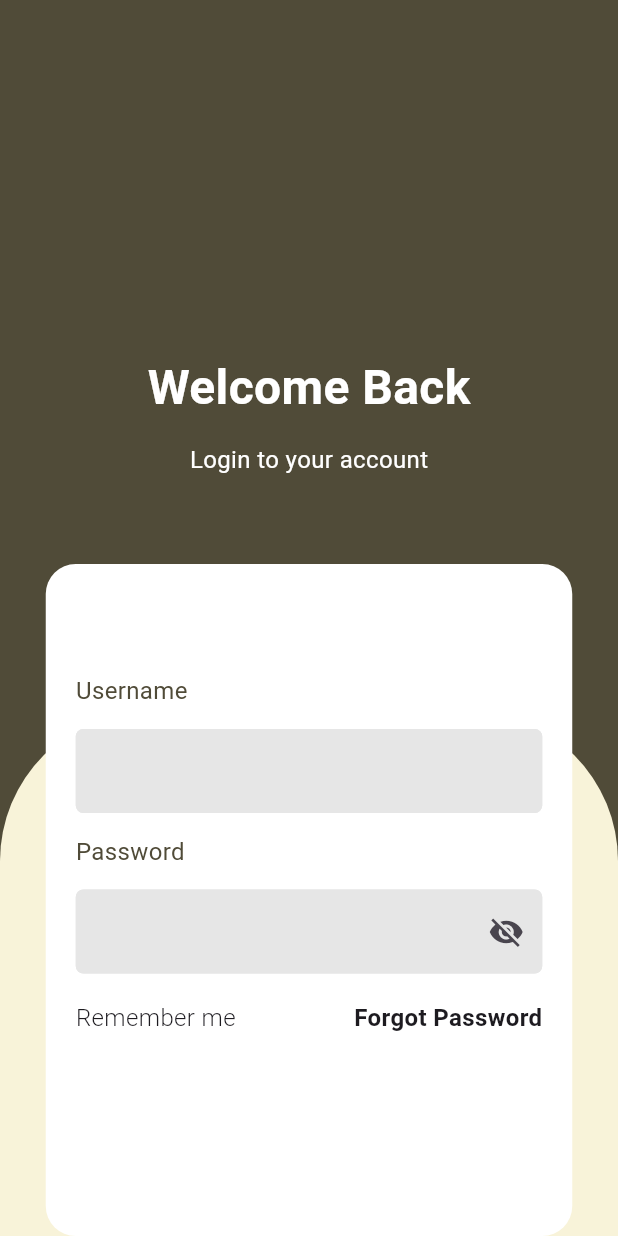
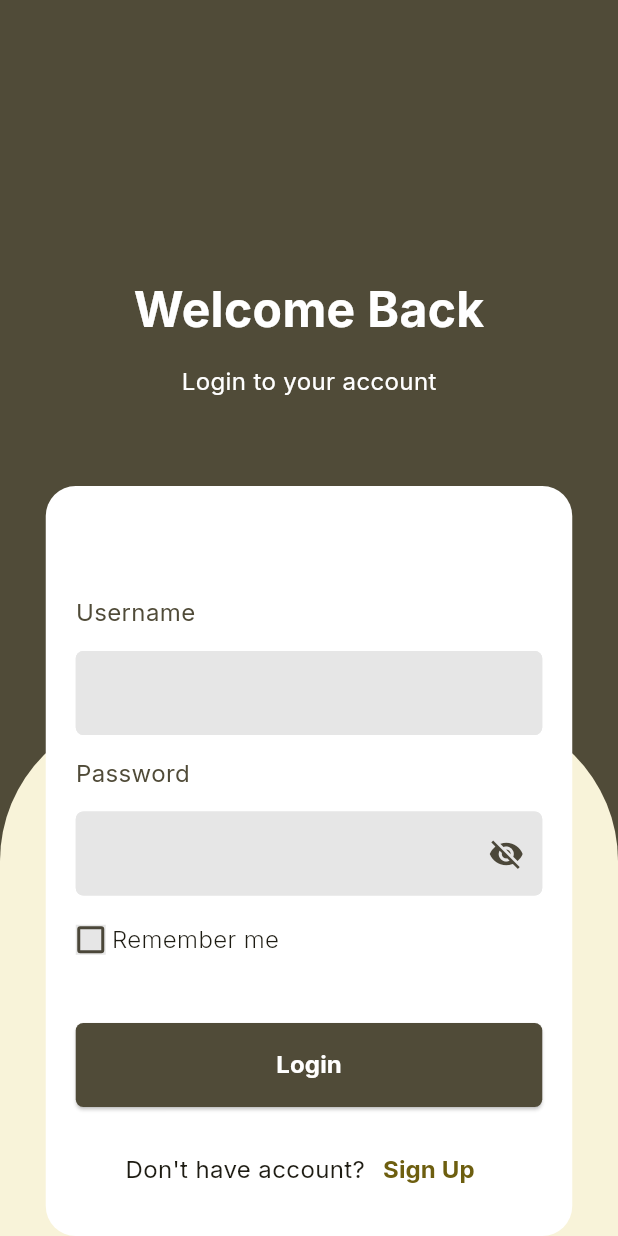
Before and after one commit to AnwarSeptian/hadirin_app, a Flutter app: the screen it shows after launch, on a phone screen of 412 x 824 dp. Run offline on Flutter 3.47's test engine with Material 3 defaults, Android fonts, the phone set to English and light mode, and no system bars; our stand-ins replace google_fonts.

Commit message:
add file

```diff
--- a/lib/constant/app_style.dart
+++ b/lib/constant/app_style.dart
@@ -1,18 +1,22 @@
 import 'package:flutter/material.dart';
+import 'package:google_fonts/google_fonts.dart';
+import 'package:hadirin_app/constant/app_color.dart';
 
 class AppStyle {
   static Text titleBold({String? text, double? fontSize, Color? color}) {
     return Text(
       text ?? "",
-      style: TextStyle(
+      style: GoogleFonts.inter(
+        textStyle: TextStyle(
           fontSize: fontSize ?? 16,
           fontWeight: FontWeight.bold,
           color: color,
         ),
+      ),
     );
   }
 
-  static Text buildTitle({
+  static Text normalTitle({
     String? text,
     double? fontSize,
     Color? color,
@@ -20,15 +24,17 @@ class AppStyle {
   }) {
     return Text(
       text ?? "",
-      style: TextStyle(
+      style: GoogleFonts.inter(
+        textStyle: TextStyle(
           fontSize: fontSize ?? 16,
           fontWeight: fontWeight ?? FontWeight.normal,
           color: color,
         ),
+      ),
     );
   }
 
-  static TextFormField buildTextField({
+  static TextFormField TextField({
     String? hintText,
     Color? color,
     Color? colorItem,
@@ -46,20 +52,21 @@ class AppStyle {
         }
         return null;
       },
-      style: TextStyle(
-        color: color ?? Colors.black,
+      style: GoogleFonts.inter(
+        textStyle: TextStyle(
+          color: colorItem ?? Colors.black,
           fontWeight: FontWeight.normal,
+        ),
       ),
       obscureText: isPassword ? isVisibility : false,
       decoration: InputDecoration(
-        hintText: hintText,
         border: OutlineInputBorder(
           borderRadius: BorderRadius.circular(5),
-          borderSide: BorderSide(color: Color(0xffE6E6E6), width: 1.0),
+          borderSide: BorderSide(color: AppColor.coklat, width: 1.0),
         ),
         focusedBorder: OutlineInputBorder(
           borderRadius: BorderRadius.circular(5),
-          borderSide: BorderSide(color: Color(0xffE6E6E6), width: 1.0),
+          borderSide: BorderSide(color: AppColor.coklat, width: 1.0),
         ),
         enabledBorder: OutlineInputBorder(
           borderRadius: BorderRadius.circular(5),
@@ -70,9 +77,7 @@ class AppStyle {
         suffixIcon:
             isPassword
                 ? IconButton(
-                  onPressed: () {
-                    onPressed;
-                  },
+                  onPressed: onPressed,
                   icon: Icon(
                     isVisibility ? Icons.visibility_off : Icons.visibility,
                     color: colorItem,
@@ -82,4 +87,16 @@ class AppStyle {
       ),
     );
   }
+
+  static ElevatedButton buttonAuth({void Function()? onPressed, String? text}) {
+    return ElevatedButton(
+      onPressed: onPressed,
+      child: titleBold(text: text, color: Colors.white),
+
+      style: ElevatedButton.styleFrom(
+        backgroundColor: AppColor.coklat,
+        shape: RoundedRectangleBorder(borderRadius: BorderRadius.circular(5)),
+      ),
+    );
   }
+}
--- a/lib/main.dart
+++ b/lib/main.dart
@@ -1,5 +1,7 @@
 import 'package:flutter/material.dart';
-import 'package:hadirin_app/auth/login.dart';
+import 'package:hadirin_app/screen/auth/login.dart';
+import 'package:hadirin_app/screen/auth/register.dart';
+import 'package:hadirin_app/constant/app_color.dart';
 
 void main() {
   runApp(const MyApp());
@@ -8,28 +10,13 @@ void main() {
 class MyApp extends StatelessWidget {
   const MyApp({super.key});
 
-  // This widget is the root of your application.
   @override
   Widget build(BuildContext context) {
     return MaterialApp(
       title: 'Flutter Demo',
+      debugShowCheckedModeBanner: false,
       theme: ThemeData(
-        // This is the theme of your application.
-        //
-        // TRY THIS: Try running your application with "flutter run". You'll see
-        // the application has a purple toolbar. Then, without quitting the app,
-        // try changing the seedColor in the colorScheme below to Colors.green
-        // and then invoke "hot reload" (save your changes or press the "hot
-        // reload" button in a Flutter-supported IDE, or press "r" if you used
-        // the command line to start the app).
-        //
-        // Notice that the counter didn't reset back to zero; the application
-        // state is not lost during the reload. To reset the state, use hot
-        // restart instead.
-        //
-        // This works for code too, not just values: Most code changes can be
-        // tested with just a hot reload.
-        colorScheme: ColorScheme.fromSeed(seedColor: Colors.deepPurple),
+        colorScheme: ColorScheme.fromSeed(seedColor: AppColor.coklat),
       ),
       home: LoginScreen(),
     );
--- a/lib/auth/login.dart
+++ b/lib/screen/auth/login.dart
@@ -1,6 +1,9 @@
 import 'package:flutter/material.dart';
+import 'package:hadirin_app/screen/auth/register.dart';
 import 'package:hadirin_app/constant/app_color.dart';
 import 'package:hadirin_app/constant/app_style.dart';
+import 'package:hadirin_app/screen/main_screen/button_navbar.dart';
+import 'package:hadirin_app/screen/main_screen/home_screen.dart';
 
 class LoginScreen extends StatefulWidget {
   const LoginScreen({super.key});
@@ -10,8 +13,9 @@ class LoginScreen extends StatefulWidget {
 }
 
 class _LoginScreenState extends State<LoginScreen> {
-  bool isVisibility = false;
+  bool passwordVisible = true;
   bool isLoading = false;
+  bool rememberMe = false;
 
   final TextEditingController usernameController = TextEditingController();
   final TextEditingController passwordController = TextEditingController();
@@ -49,13 +53,13 @@ class _LoginScreenState extends State<LoginScreen> {
                     text: "Welcome Back",
                   ),
                   SizedBox(height: 14),
-                  AppStyle.buildTitle(
+                  AppStyle.normalTitle(
                     color: Color(0xFFffffff),
                     text: "Login to your account",
                   ),
                   SizedBox(height: 58),
                   Container(
-                    height: 448,
+                    height: 500,
                     width: 351,
                     decoration: BoxDecoration(
                       color: Colors.white,
@@ -67,38 +71,90 @@ class _LoginScreenState extends State<LoginScreen> {
                         crossAxisAlignment: CrossAxisAlignment.start,
                         children: [
                           SizedBox(height: 53),
-                          AppStyle.buildTitle(
+                          AppStyle.normalTitle(
                             color: AppColor.coklat,
                             text: "Username",
                           ),
                           SizedBox(height: 14),
-                          AppStyle.buildTextField(
+                          AppStyle.TextField(
                             controller: usernameController,
                             color: Color(0xffE6E6E6),
+                            colorItem: AppColor.coklat,
                           ),
                           SizedBox(height: 14),
-                          AppStyle.buildTitle(
+                          AppStyle.normalTitle(
                             color: AppColor.coklat,
                             text: "Password",
                           ),
                           SizedBox(height: 14),
-                          AppStyle.buildTextField(
+                          AppStyle.TextField(
                             controller: passwordController,
                             color: Color(0xffE6E6E6),
-                            isVisibility: true,
                             isPassword: true,
+                            isVisibility: passwordVisible,
+                            onPressed: () {
+                              setState(() {
+                                passwordVisible = !passwordVisible;
+                              });
+                            },
                           ),
                           SizedBox(height: 18),
 
                           Row(
                             children: [
-                              // Checkbox(value: value, onChanged: onChanged)
-                              AppStyle.buildTitle(
+                              Container(
+                                height: 20,
+                                width: 20,
+                                decoration: BoxDecoration(
+                                  color: Color(0xffE6E6E6),
+                                ),
+                                child: Checkbox(
+                                  value: rememberMe,
+                                  onChanged: (value) {},
+                                ),
+                              ),
+                              SizedBox(width: 4),
+                              AppStyle.normalTitle(
                                 text: "Remember me",
                                 fontWeight: FontWeight.w300,
                               ),
-                              Spacer(),
-                              AppStyle.titleBold(text: "Forgot Password"),
+                            ],
+                          ),
+                          SizedBox(height: 44),
+
+                          SizedBox(
+                            height: 56,
+                            width: double.infinity,
+                            child: AppStyle.buttonAuth(
+                              onPressed: () {
+                                Navigator.pushAndRemoveUntil(
+                                  context,
+                                  MaterialPageRoute(
+                                    builder: (context) => ButtonNavbar(),
+                                  ),
+                                  (route) => false,
+                                );
+                              },
+                              text: "Login",
+                            ),
+                          ),
+                          SizedBox(height: 18),
+
+                          Row(
+                            mainAxisAlignment: MainAxisAlignment.center,
+                            children: [
+                              AppStyle.normalTitle(text: "Don't have account?"),
+                              TextButton(
+                                onPressed: () {
+                                  Navigator.push(
+                                    context,
+                                    MaterialPageRoute(
+                                      builder: (context) => RegisterScreen(),
+                                    ),
+                                  );
+                                },
+                                child: AppStyle.titleBold(text: "Sign Up"),
+                              ),
                             ],
                           ),
                         ],
@@ -113,53 +169,4 @@ class _LoginScreenState extends State<LoginScreen> {
       ),
     );
   }
-
-  Widget buildTextField({
-    String? hintText,
-    bool isPassword = false,
-    required TextEditingController controller,
-  }) {
-    return TextFormField(
-      controller: controller,
-      validator: (value) {
-        if (value == null || value.isEmpty) {
-          return 'Lengkapi data';
-        }
-        return null;
-      },
-      obscureText: isPassword ? isVisibility : false,
-
-      decoration: InputDecoration(
-        hintText: hintText,
-        hintStyle: TextStyle(color: Colors.black54),
-
-        border: OutlineInputBorder(
-          borderRadius: BorderRadius.circular(16),
-          borderSide: BorderSide(color: Colors.white38, width: 0),
-        ),
-        focusedBorder: OutlineInputBorder(
-          borderRadius: BorderRadius.circular(16),
-          borderSide: BorderSide(color: Colors.white38),
-        ),
-        enabledBorder: OutlineInputBorder(
-          borderRadius: BorderRadius.circular(16),
-          borderSide: BorderSide(color: Colors.white38, width: 0),
-        ),
-        suffixIcon:
-            isPassword
-                ? IconButton(
-                  onPressed: () {
-                    setState(() {
-                      isVisibility = !isVisibility;
-                    });
-                  },
-                  icon: Icon(
-                    isVisibility ? Icons.visibility_off : Icons.visibility,
-                    color: Colors.black54,
-                  ),
-                )
-                : null,
-      ),
-    );
-  }
 }
```
Also changed, not shown: lib/screen/auth/register.dart (added, +144 -0 lines), lib/screen/main_screen/button_navbar.dart (added, +49 -0 lines), lib/screen/main_screen/history_screen.dart (added, +15 -0 lines), lib/screen/main_screen/home_screen.dart (added, +29 -0 lines), lib/screen/main_screen/maps_screen.dart (added, +15 -0 lines), lib/screen/main_screen/profile_screen.dart (added, +15 -0 lines), pubspec.yaml (+4 -11 lines), pubspec.lock, 1 other file. Lines whose indentation alone changed are shown as unchanged.
